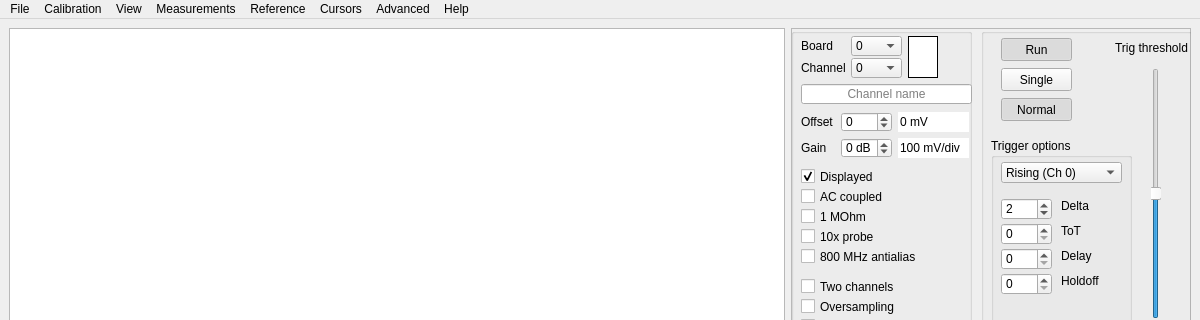
Qt form software/HaasoscopePro.ui (drandyhaas/HaasoscopePro) before a commit; both pictures show x 0 to 1200 and y 0 to 320 of the 1200 by 800 pixel window.
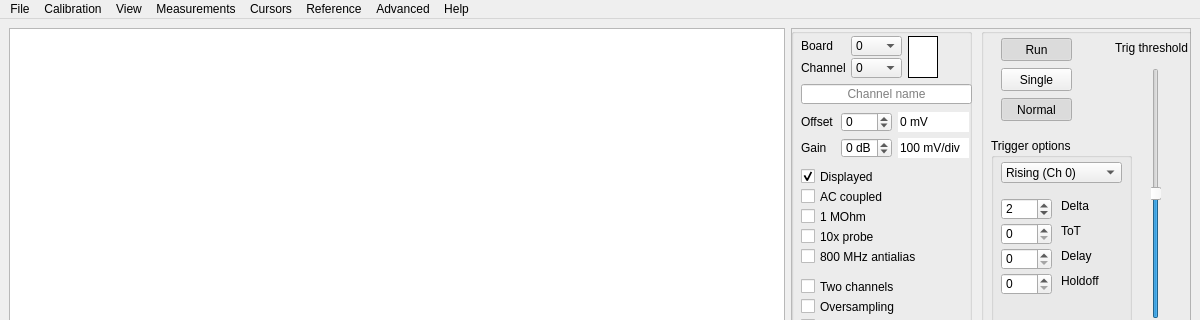
The same form after that commit. Custom widgets are drawn as their Qt base class.

Commit message: History window save/load

```diff
--- a/software/HaasoscopePro.ui
+++ b/software/HaasoscopePro.ui
@@ -2398,8 +2398,8 @@
    <addaction name="menuCalibration"/>
    <addaction name="menuView"/>
    <addaction name="menuMeasurements"/>
-   <addaction name="menuReference"/>
    <addaction name="menuCursors"/>
+   <addaction name="menuReference"/>
    <addaction name="menuAdvanced"/>
    <addaction name="menuHelp"/>
   </widget>
```
The commit also changes 2 other files.
